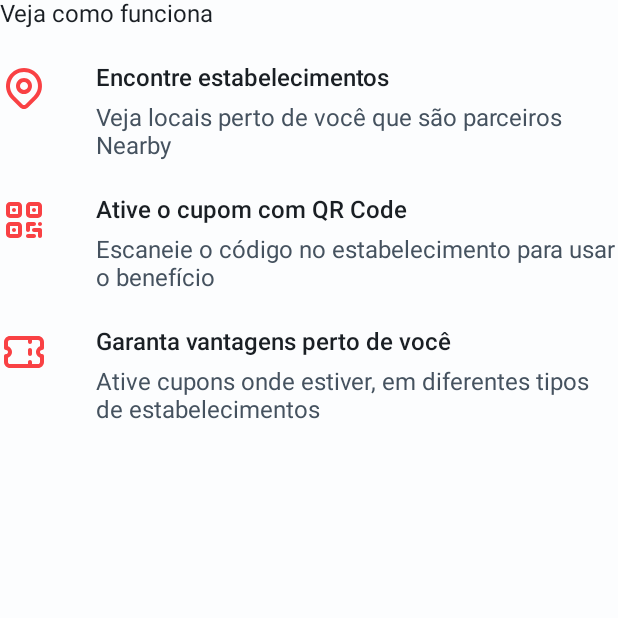
After one commit to LerryGO/NLW-Mobile-Nearby---Kotlin, an Android app built with Jetpack Compose: the composable WelcomeContent shown on its own in the app's theme, on a phone screen of 412 x 824 dp, the top half of it. The commit adds this screen. Run offline under Robolectric (Android 15) with nearby library versions, the phone set to English and light mode, and no system bars.

Commit message:
welcome screen created

```diff
--- /dev/null
+++ b/app/src/main/java/com/rocketseat/nlw/nearby/ui/component/welcome/WelcomeContent.kt
@@ -0,0 +1,38 @@
+package com.rocketseat.nlw.nearby.ui.component.welcome
+
+import androidx.compose.foundation.layout.Arrangement
+import androidx.compose.foundation.layout.Column
+import androidx.compose.foundation.layout.fillMaxWidth
+import androidx.compose.material3.Text
+import androidx.compose.runtime.Composable
+import androidx.compose.ui.Modifier
+import androidx.compose.ui.unit.dp
+import com.rocketseat.nlw.nearby.R
+import com.rocketseat.nlw.nearby.ui.theme.Typography
+
+@Composable
+fun WelcomeContent(modifier: Modifier = Modifier) {
+    Column(
+        verticalArrangement = Arrangement.spacedBy(24.dp),
+    ) {
+        Text(text = "Veja como funciona", style = Typography.bodyLarge)
+        WelcomeHowItWorksTip(
+            modifier = Modifier.fillMaxWidth(),
+            title = "Encontre estabelecimentos",
+            subtitle = "Veja locais perto de você que são parceiros Nearby",
+            iconRes = R.drawable.ic_map_pin
+        )
+        WelcomeHowItWorksTip(
+            modifier = Modifier.fillMaxWidth(),
+            title = "Ative o cupom com QR Code",
+            subtitle = "Escaneie o código no estabelecimento para usar o benefício",
+            iconRes = R.drawable.ic_qrcode
+        )
+        WelcomeHowItWorksTip(
+            modifier = Modifier.fillMaxWidth(),
+            title = "Garanta vantagens perto de você",
+            subtitle = "Ative cupons onde estiver, em diferentes tipos de estabelecimentos",
+            iconRes = R.drawable.ic_ticket
+        )
+    }
+}
--- /dev/null
+++ b/app/src/main/java/com/rocketseat/nlw/nearby/ui/component/welcome/WelcomeHowItWokrsTip.kt
@@ -0,0 +1,44 @@
+package com.rocketseat.nlw.nearby.ui.component.welcome
+
+import androidx.annotation.DrawableRes
+import androidx.compose.foundation.layout.Arrangement
+import androidx.compose.foundation.layout.Column
+import androidx.compose.foundation.layout.Row
+import androidx.compose.foundation.layout.Spacer
+import androidx.compose.foundation.layout.height
+import androidx.compose.foundation.layout.size
+import androidx.compose.material3.Icon
+import androidx.compose.material3.Text
+import androidx.compose.runtime.Composable
+import androidx.compose.ui.Modifier
+import androidx.compose.ui.res.painterResource
+import androidx.compose.ui.unit.dp
+import com.rocketseat.nlw.nearby.ui.theme.Gray500
+import com.rocketseat.nlw.nearby.ui.theme.RedBase
+import com.rocketseat.nlw.nearby.ui.theme.Typography
+
+@Composable
+fun WelcomeHowItWorksTip(
+    modifier: Modifier = Modifier,
+    title: String,
+    subtitle: String,
+    @DrawableRes iconRes: Int,
+) {
+    Row(modifier = modifier, horizontalArrangement = Arrangement.spacedBy(16.dp)) {
+        Icon(
+            modifier = Modifier.size(32.dp),
+            painter = painterResource(id = iconRes),
+            tint = RedBase,
+            contentDescription = "Ícone Como Funciona"
+        )
+        Spacer(modifier = Modifier.height(8.dp))
+        Column(
+            verticalArrangement = Arrangement.spacedBy(8.dp)
+        ) {
+            Text(text = title, style = Typography.headlineSmall)
+            Text(
+                text = subtitle, style = Typography.bodyLarge, color = Gray500
+            )
+        }
+    }
+}
```
Also changed, not shown: app/src/main/java/com/rocketseat/nlw/nearby/ui/component/welcome/WelcomeHeader.kt (added, +33 -0 lines), app/src/main/java/com/rocketseat/nlw/nearby/ui/screen/WelcomeScreen.kt (+41 -0 lines).
